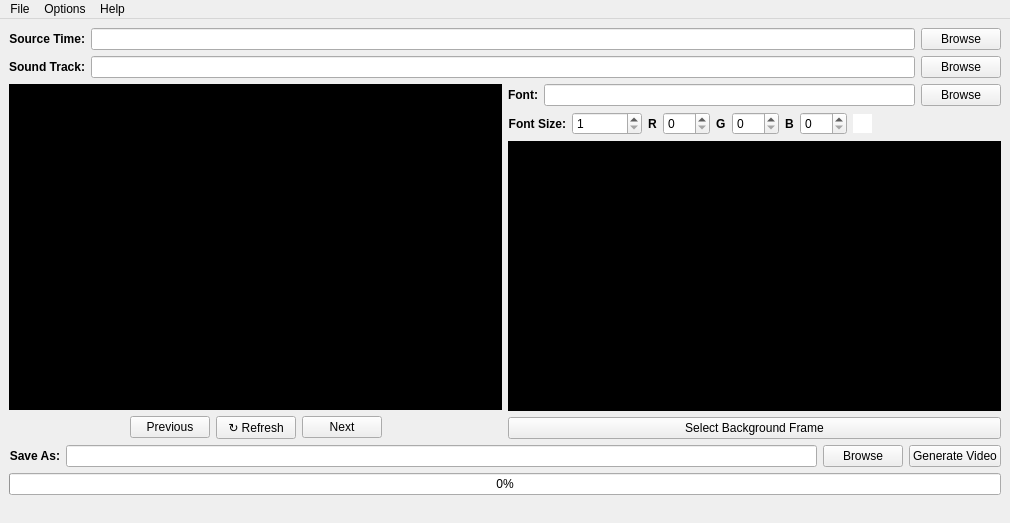
Qt form layouts/main_dialog.ui (dgaiero/SubVid) before a commit.
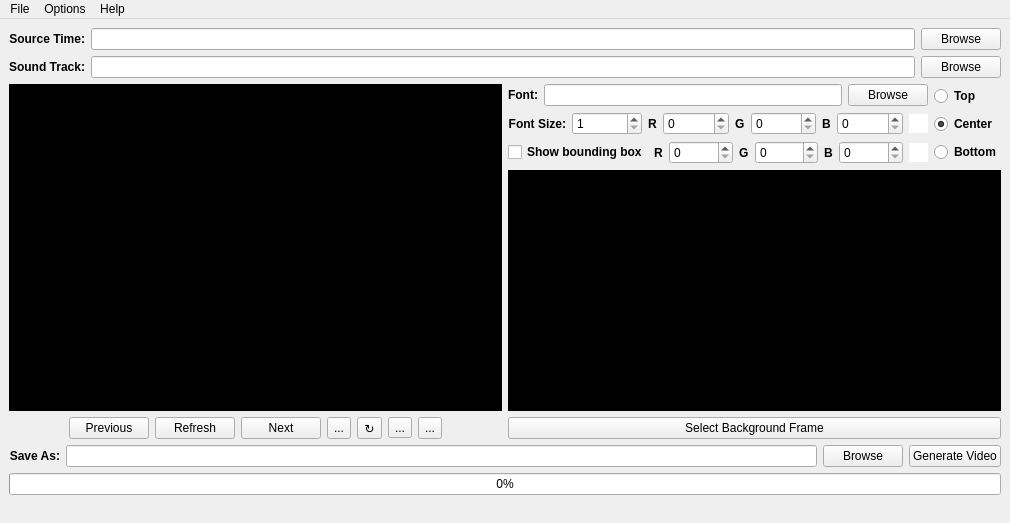
The same form after that commit. Icons and pictures are not drawn.

Commit message: add bounding box to main UI

Patch:
```diff
--- a/layouts/main_dialog.ui
+++ b/layouts/main_dialog.ui
@@ -56,8 +56,8 @@
    <bool>true</bool>
   </property>
   <widget class="QWidget" name="centralwidget">
-   <layout class="QGridLayout" name="gridLayout_4">
-    <item row="0" column="0">
+   <layout class="QVBoxLayout" name="verticalLayout_4">
+    <item>
      <layout class="QVBoxLayout" name="verticalLayout_3">
       <item>
        <layout class="QGridLayout" name="gridLayout">
@@ -216,7 +216,7 @@
                <string>Refresh frame preview window</string>
               </property>
               <property name="text">
-               <string>↻ Refresh</string>
+               <string>Refresh</string>
               </property>
               <property name="shortcut">
                <string>Ctrl+R</string>
@@ -239,6 +239,88 @@
               </property>
              </widget>
             </item>
+            <item>
+             <widget class="QToolButton" name="play_preview_button">
+              <property name="sizePolicy">
+               <sizepolicy hsizetype="Fixed" vsizetype="Minimum">
+                <horstretch>0</horstretch>
+                <verstretch>0</verstretch>
+               </sizepolicy>
+              </property>
+              <property name="toolTip">
+               <string>Play Preview (Shift+P)</string>
+              </property>
+              <property name="statusTip">
+               <string>Play Preview</string>
+              </property>
+              <property name="text">
+               <string>...</string>
+              </property>
+              <property name="shortcut">
+               <string>Shift+P</string>
+              </property>
+             </widget>
+            </item>
+            <item>
+             <widget class="QToolButton" name="reset_preview_button">
+              <property name="sizePolicy">
+               <sizepolicy hsizetype="Minimum" vsizetype="Minimum">
+                <horstretch>0</horstretch>
+                <verstretch>0</verstretch>
+               </sizepolicy>
+              </property>
+              <property name="toolTip">
+               <string>Skip to Beginning (Ctrl+B)</string>
+              </property>
+              <property name="statusTip">
+               <string>Skip to Beginning</string>
+              </property>
+              <property name="text">
+               <string>↻</string>
+              </property>
+              <property name="shortcut">
+               <string>Ctrl+B</string>
+              </property>
+             </widget>
+            </item>
+            <item>
+             <widget class="QToolButton" name="skip_to_end_button">
+              <property name="toolTip">
+               <string>Skip to End (Ctrl+Shift+E)</string>
+              </property>
+              <property name="statusTip">
+               <string>Skip to End</string>
+              </property>
+              <property name="text">
+               <string>...</string>
+              </property>
+              <property name="shortcut">
+               <string>Ctrl+Shift+E</string>
+              </property>
+             </widget>
+            </item>
+            <item>
+             <widget class="QToolButton" name="mute_preview_button">
+              <property name="sizePolicy">
+               <sizepolicy hsizetype="Fixed" vsizetype="Minimum">
+                <horstretch>0</horstretch>
+                <verstretch>0</verstretch>
+               </sizepolicy>
+              </property>
+              <property name="toolTip">
+               <string>Mute Preview (Ctrl+M)</string>
+              </property>
+              <property name="statusTip">
+               <string>Mute Preview</string>
+              </property>
+              <property name="text">
+               <string>...</string>
+              </property>
+              <property name="shortcut">
+               <string>Ctrl+M</string>
+              </property>
+             </widget>
+            </item>
             <item>
              <spacer name="horizontalSpacer_2">
               <property name="orientation">
@@ -259,6 +341,10 @@
         <item>
          <layout class="QVBoxLayout" name="verticalLayout">
           <item>
+           <layout class="QHBoxLayout" name="horizontalLayout_3">
+            <item>
+             <layout class="QVBoxLayout" name="verticalLayout10">
+              <item>
            <layout class="QFormLayout" name="formLayout">
             <item row="0" column="0">
              <widget class="QLabel" name="font_choice_label">
@@ -470,18 +556,199 @@
               </property>
              </widget>
             </item>
+               </layout>
+              </item>
             <item>
-             <spacer name="horizontalSpacer_3">
-              <property name="orientation">
-               <enum>Qt::Horizontal</enum>
-              </property>
-              <property name="sizeHint" stdset="0">
+               <layout class="QHBoxLayout" name="textboxColorLayout">
+                <item>
+                 <widget class="QCheckBox" name="show_bounding_box">
+                  <property name="font">
+                   <font>
+                    <weight>75</weight>
+                    <bold>true</bold>
+                   </font>
+                  </property>
+                  <property name="statusTip">
+                   <string>Show box around text</string>
+                  </property>
+                  <property name="text">
+                   <string>Show bounding box</string>
+                  </property>
+                 </widget>
+                </item>
+                <item>
+                 <layout class="QFormLayout" name="red_layout_text_box">
+                  <item row="0" column="0">
+                   <widget class="QLabel" name="red_label_text_box">
+                    <property name="font">
+                     <font>
+                      <weight>75</weight>
+                      <bold>true</bold>
+                     </font>
+                    </property>
+                    <property name="text">
+                     <string>R</string>
+                    </property>
+                   </widget>
+                  </item>
+                  <item row="0" column="1">
+                   <widget class="QSpinBox" name="red_spin_box_text_box">
+                    <property name="statusTip">
+                     <string>Set font red value</string>
+                    </property>
+                    <property name="maximum">
+                     <number>255</number>
+                    </property>
+                   </widget>
+                  </item>
+                 </layout>
+                </item>
+                <item>
+                 <layout class="QFormLayout" name="green_layout_text_box">
+                  <item row="0" column="0">
+                   <widget class="QLabel" name="green_label_text_box">
+                    <property name="font">
+                     <font>
+                      <weight>75</weight>
+                      <bold>true</bold>
+                     </font>
+                    </property>
+                    <property name="text">
+                     <string>G</string>
+                    </property>
+                   </widget>
+                  </item>
+                  <item row="0" column="1">
+                   <widget class="QSpinBox" name="green_spin_box_text_box">
+                    <property name="statusTip">
+                     <string>Set font green value</string>
+                    </property>
+                    <property name="maximum">
+                     <number>255</number>
+                    </property>
+                   </widget>
+                  </item>
+                 </layout>
+                </item>
+                <item>
+                 <layout class="QFormLayout" name="blue_layout_text_box">
+                  <item row="0" column="0">
+                   <widget class="QLabel" name="blue_label_text_box">
+                    <property name="font">
+                     <font>
+                      <weight>75</weight>
+                      <bold>true</bold>
+                     </font>
+                    </property>
+                    <property name="text">
+                     <string>B</string>
+                    </property>
+                   </widget>
+                  </item>
+                  <item row="0" column="1">
+                   <widget class="QSpinBox" name="blue_spin_box_text_box">
+                    <property name="statusTip">
+                     <string>Set font blue value</string>
+                    </property>
+                    <property name="maximum">
+                     <number>255</number>
+                    </property>
+                   </widget>
+                  </item>
+                 </layout>
+                </item>
+                <item>
+                 <widget class="QGraphicsView" name="text_box_color_preview">
+                  <property name="sizePolicy">
+                   <sizepolicy hsizetype="Fixed" vsizetype="Fixed">
+                    <horstretch>0</horstretch>
+                    <verstretch>0</verstretch>
+                   </sizepolicy>
+                  </property>
+                  <property name="minimumSize">
                <size>
-                <width>40</width>
-                <height>20</height>
-               </size>
-              </property>
-             </spacer>
+                    <width>19</width>
+                    <height>19</height>
+                   </size>
+                  </property>
+                  <property name="maximumSize">
+                   <size>
+                    <width>19</width>
+                    <height>19</height>
+                   </size>
+                  </property>
+                  <property name="baseSize">
+                   <size>
+                    <width>19</width>
+                    <height>19</height>
+                   </size>
+                  </property>
+                  <property name="frameShape">
+                   <enum>QFrame::NoFrame</enum>
+                  </property>
+                  <property name="frameShadow">
+                   <enum>QFrame::Plain</enum>
+                  </property>
+                 </widget>
+                </item>
+               </layout>
+              </item>
+             </layout>
+            </item>
+            <item>
+             <layout class="QVBoxLayout" name="VerticalLayout12">
+              <item>
+               <widget class="QRadioButton" name="align_text_top_radial">
+                <property name="font">
+                 <font>
+                  <weight>75</weight>
+                  <bold>true</bold>
+                 </font>
+                </property>
+                <property name="statusTip">
+                 <string>Align text to top of screen</string>
+                </property>
+                <property name="text">
+                 <string>Top</string>
+                </property>
+               </widget>
+              </item>
+              <item>
+               <widget class="QRadioButton" name="align_text_center_radial">
+                <property name="font">
+                 <font>
+                  <weight>75</weight>
+                  <bold>true</bold>
+                 </font>
+                </property>
+                <property name="statusTip">
+                 <string>Align text to center of screen</string>
+                </property>
+                <property name="text">
+                 <string>Center</string>
+                </property>
+                <property name="checked">
+                 <bool>true</bool>
+                </property>
+               </widget>
+              </item>
+              <item>
+               <widget class="QRadioButton" name="align_text_bottom_radial">
+                <property name="font">
+                 <font>
+                  <weight>75</weight>
+                  <bold>true</bold>
+                 </font>
+                </property>
+                <property name="statusTip">
+                 <string>Align text to bottom of screen</string>
+                </property>
+                <property name="text">
+                 <string>Bottom</string>
+                </property>
+               </widget>
+              </item>
+             </layout>
             </item>
            </layout>
           </item>
```
Left out of the diff: 42 changed lines with no effect on the pictures. Lines whose indentation alone changed are shown as unchanged. The commit also changes 1 other file.
